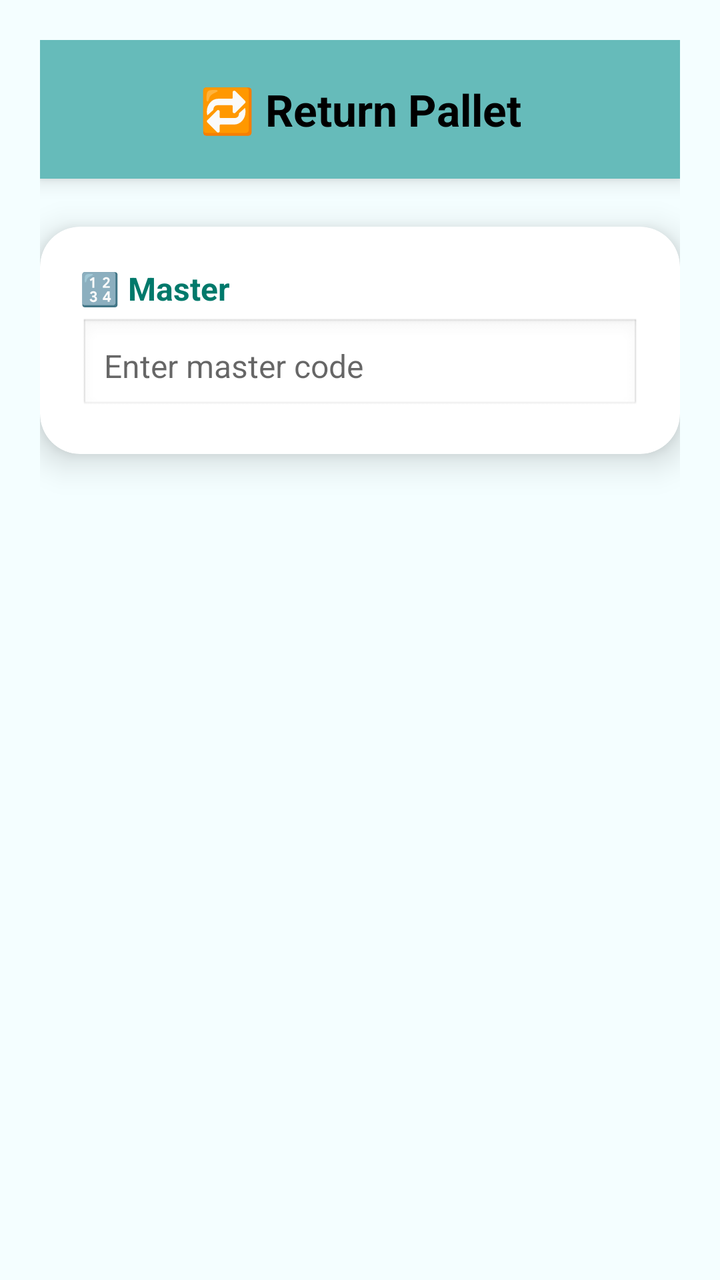
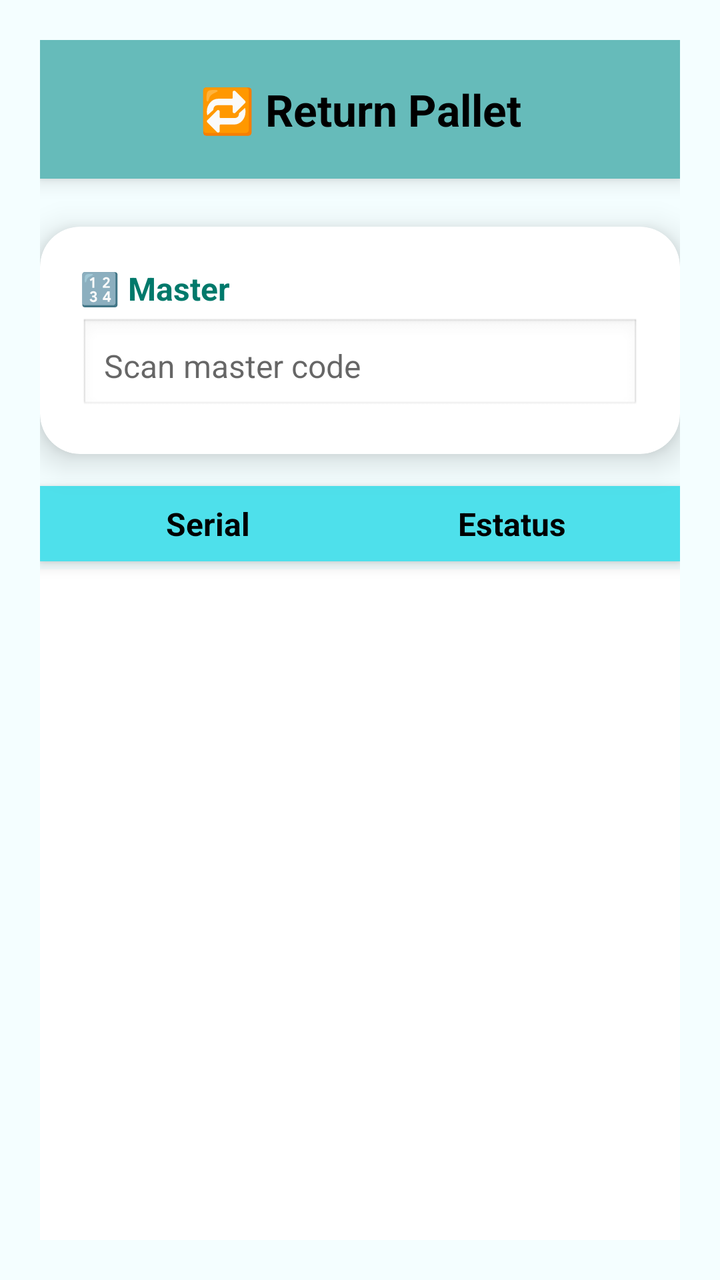

The first picture is an Android layout as it rendered before a commit; the second is the same layout after the commit. The layout source and the unified diff follow.
<!-- AndroidManifest.xml: application theme Theme.WGPLLOCATION -->
<!-- res/layout/return_master.xml -->
<?xml version="1.0" encoding="utf-8"?>
<LinearLayout
    xmlns:android="http://schemas.android.com/apk/res/android"
    xmlns:app="http://schemas.android.com/apk/res-auto"
    android:layout_width="match_parent"
    android:layout_height="match_parent"
    android:orientation="vertical"
    android:background="#F4FEFF"
    android:padding="20dp">

    
    <TextView
        android:id="@+id/txtNamemodule"
        android:layout_width="match_parent"
        android:layout_height="wrap_content"
        android:background="#66BBBA"
        android:elevation="6dp"
        android:gravity="center"
        android:padding="20dp"
        android:text="🔁 Return Pallet"
        android:textColor="#000000"
        android:textSize="22sp"
        android:textStyle="bold" />

    
    <androidx.cardview.widget.CardView
        android:layout_width="match_parent"
        android:layout_height="wrap_content"
        android:layout_marginTop="24dp"
        app:cardCornerRadius="20dp"
        app:cardElevation="10dp"
        android:backgroundTint="#FFFFFF">

        <LinearLayout
            android:layout_width="match_parent"
            android:layout_height="wrap_content"
            android:orientation="vertical"
            android:padding="20dp">

            
            <TextView
                android:layout_width="match_parent"
                android:layout_height="wrap_content"
                android:text="🔢 Master"
                android:textColor="#00796B"
                android:textStyle="bold"
                android:textSize="16sp"
                android:layout_marginBottom="4dp"/>

            <EditText
                android:id="@+id/editTextMaster"
                android:layout_width="match_parent"
                android:layout_height="wrap_content"
                android:hint="Enter master code"
                android:background="@android:drawable/edit_text"
                android:inputType="text"
                android:padding="12dp"
                android:textColor="#000000"
                android:textSize="16sp"/>
        </LinearLayout>
    </androidx.cardview.widget.CardView>

    
    <TextView
        android:id="@+id/lbl_Error"
        android:layout_width="match_parent"
        android:layout_height="wrap_content"
        android:textColor="#D32F2F"
        android:textStyle="italic"
        android:textSize="16sp"
        android:gravity="end"
        android:text=""
        android:layout_marginTop="24dp"/>
</LinearLayout>
<!-- resources referenced by this layout -->
<resources>
  <style name="Theme.WGPLLOCATION" parent="Theme.MaterialComponents.DayNight.DarkActionBar">
          
          <item name="colorPrimary">@color/purple_500</item>
          <item name="colorPrimaryVariant">@color/purple_700</item>
          <item name="colorOnPrimary">@color/white</item>
          
          <item name="colorSecondary">@color/teal_200</item>
          <item name="colorSecondaryVariant">@color/teal_700</item>
          <item name="colorOnSecondary">@color/black</item>
          
          <item name="android:statusBarColor">?attr/colorPrimaryVariant</item>
          
      </style>
  <color name="purple_500">#FF6200EE</color>
  <color name="purple_700">#FF3700B3</color>
  <color name="white">#FFFFFFFF</color>
  <color name="teal_200">#FF03DAC5</color>
  <color name="teal_700">#FF018786</color>
  <color name="black">#FF000000</color>
</resources>

<!-- the commit's change to res/layout/return_master.xml (unified diff, before → after) -->
@@ -37,7 +37,6 @@
             android:orientation="vertical"
             android:padding="20dp">
 
-            
             <TextView
                 android:layout_width="match_parent"
                 android:layout_height="wrap_content"
@@ -51,7 +50,7 @@
                 android:id="@+id/editTextMaster"
                 android:layout_width="match_parent"
                 android:layout_height="wrap_content"
-                android:hint="Enter master code"
+                android:hint="Scan master code"
                 android:background="@android:drawable/edit_text"
                 android:inputType="text"
                 android:padding="12dp"
@@ -61,14 +60,52 @@
     </androidx.cardview.widget.CardView>
 
     
-    <TextView
-        android:id="@+id/lbl_Error"
+    <LinearLayout
         android:layout_width="match_parent"
         android:layout_height="wrap_content"
-        android:textColor="#D32F2F"
-        android:textStyle="italic"
-        android:textSize="16sp"
-        android:gravity="end"
-        android:text=""
-        android:layout_marginTop="24dp"/>
+        android:orientation="horizontal"
+        android:background="#4EE0EB"
+        android:padding="8dp"
+        android:elevation="4dp"
+        android:layout_marginTop="16dp">
+
+        <TextView
+            android:layout_width="0dp"
+            android:layout_height="wrap_content"
+            android:layout_weight="1"
+            android:gravity="center"
+            android:text="Serial"
+            android:textColor="#000000"
+            android:textSize="16sp"
+            android:textStyle="bold" />
+
+        <TextView
+            android:layout_width="0dp"
+            android:layout_height="wrap_content"
+            android:layout_weight="1"
+            android:gravity="center"
+            android:text="Estatus"
+            android:textColor="#000000"
+            android:textSize="16sp"
+            android:textStyle="bold" />
+    </LinearLayout>
+
+    
+    <ScrollView
+        android:layout_width="match_parent"
+        android:layout_height="0dp"
+        android:layout_weight="2"
+        android:layout_marginTop="4dp"
+        android:fillViewport="true"
+        android:scrollbars="vertical">
+
+        <TableLayout
+            android:id="@+id/tableDatosReturn"
+            android:layout_width="match_parent"
+            android:layout_height="wrap_content"
+            android:background="#FFFFFF"
+            android:elevation="4dp"
+            android:padding="12dp"/>
+    </ScrollView>
+
 </LinearLayout>
